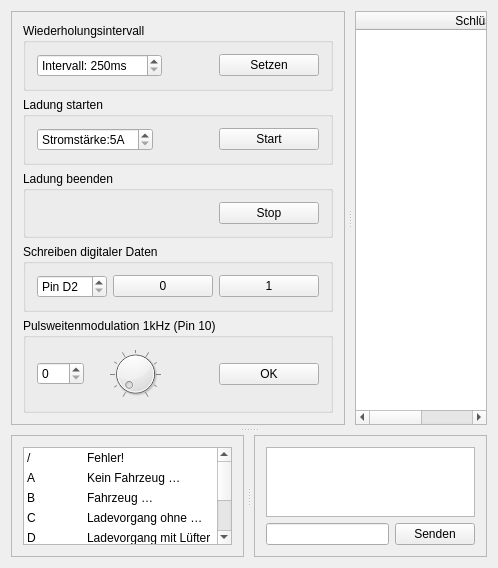
Above: Client/Desktop/EVSE/evsewindow.ui from agrippa1994/mobile_evse before the change. Below: the same form after it.
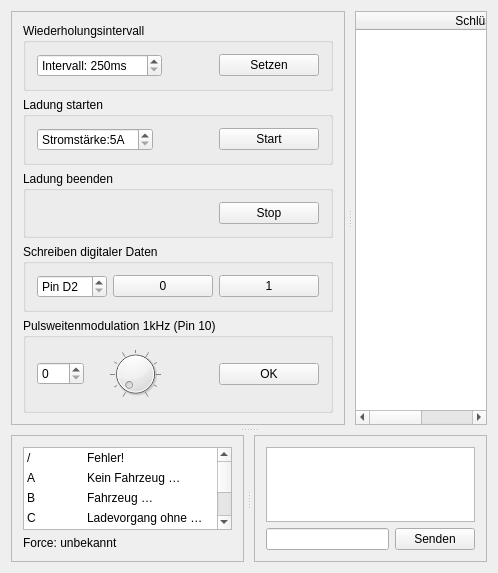
That is the form after the change.

```diff
--- a/Client/Desktop/EVSE/evsewindow.ui
+++ b/Client/Desktop/EVSE/evsewindow.ui
@@ -7,7 +7,7 @@
     <x>0</x>
     <y>0</y>
     <width>498</width>
-    <height>507</height>
+    <height>573</height>
    </rect>
   </property>
   <property name="windowTitle">
@@ -541,6 +541,13 @@
           </item>
          </widget>
         </item>
+        <item row="1" column="0">
+         <widget class="QLabel" name="forceIndicator">
+          <property name="text">
+           <string>Force: unbekannt</string>
+          </property>
+         </widget>
+        </item>
        </layout>
       </widget>
       <widget class="QFrame" name="frame_2">
```
Left out of the diff: 35 changed lines with no effect on the pictures.
